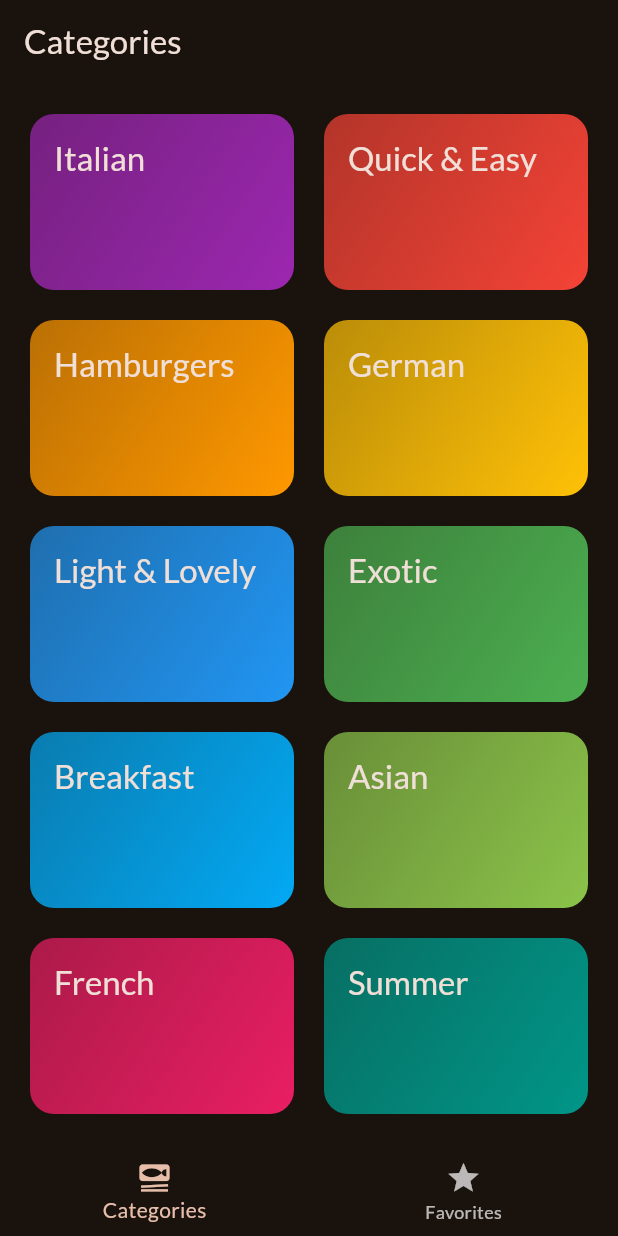
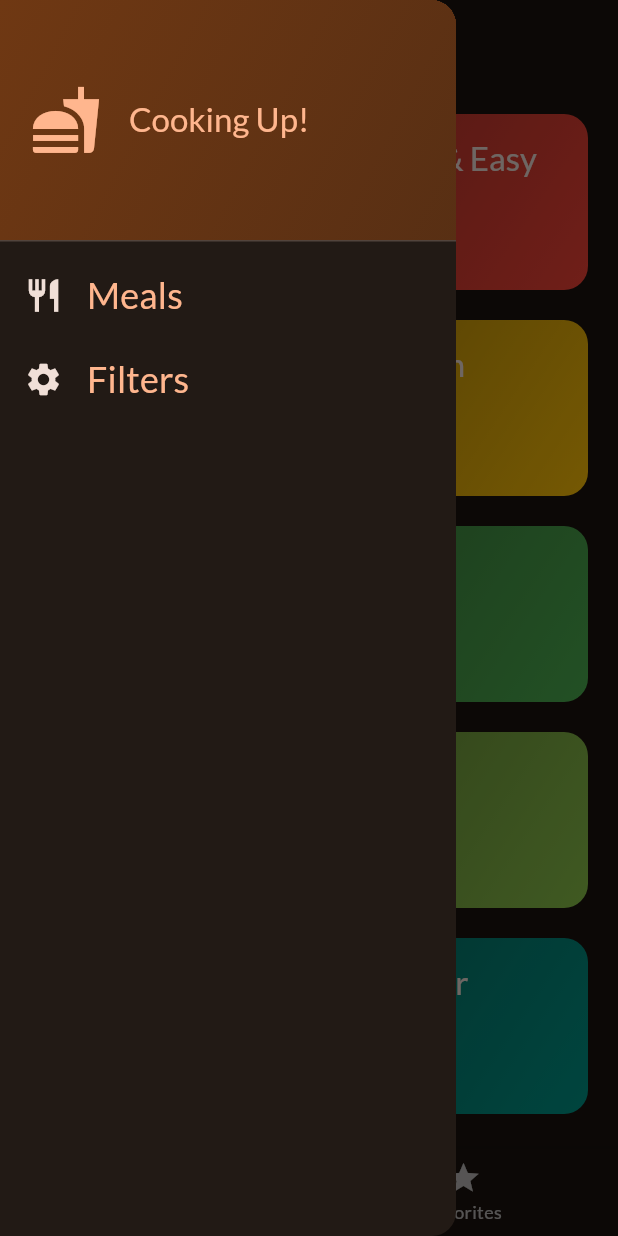
Before and after one commit to efe-atas/LimakTechnology, a Flutter app: the screen it shows after launch, with the side drawer open (before the commit the screen has no drawer), on a phone screen of 412 x 824 dp. Run offline on Flutter 3.47's test engine with Material 3 defaults, Android fonts, the phone set to English and light mode, and no system bars; our stand-ins replace flutter_riverpod, google_fonts, transparent_image.

Commit message:
Meals project is finished

```diff
--- a/meals/lib/main.dart
+++ b/meals/lib/main.dart
@@ -1,10 +1,11 @@
 import 'package:flutter/material.dart';
-
 import 'package:google_fonts/google_fonts.dart';
 import 'package:meals/data/dummy_data.dart';
 import 'package:meals/screens/categories.dart';
 import 'package:meals/screens/meals.dart';
 import 'package:meals/screens/tabs.dart';
+import 'package:meals/providers/meals_provider.dart';
+import 'package:flutter_riverpod/flutter_riverpod.dart';
 
 final theme = ThemeData(
   useMaterial3: true,
@@ -16,7 +17,7 @@ final theme = ThemeData(
 );
 
 void main() {
-  runApp(const App());
+  runApp(const ProviderScope(child: App(),));
 }
 
 class App extends StatelessWidget {
--- /dev/null
+++ b/meals/lib/providers/filters_provider.dart
@@ -0,0 +1,56 @@
+import 'package:flutter_riverpod/flutter_riverpod.dart';
+import 'package:meals/providers/meals_provider.dart';
+
+
+enum Filter {
+  glutenFree,
+  lactoseFree,
+  vegetarian,
+  vegan,
+}
+
+class FiltersNotifier extends StateNotifier<Map<Filter, bool>> {
+  FiltersNotifier()
+      : super({
+          Filter.glutenFree: false,
+          Filter.lactoseFree: false,
+          Filter.vegetarian: false,
+          Filter.vegan: false,
+        });
+
+  void setFilter(Filter filter, bool isActive) {
+    state = {
+      ...state,
+      filter: isActive,
+    };
+  }
+
+  void setFilters(Map<Filter, bool> chosenFilters) {
+    state = chosenFilters;
+  }
+}
+
+final filtersProvider =
+    StateNotifierProvider<FiltersNotifier, Map<Filter, bool>>(
+        (ref) => FiltersNotifier());
+
+
+  final filteredMealsProvider = Provider((ref){
+    final meals = ref.watch(mealsProvider);
+    final activeFilters = ref.watch(filtersProvider);
+    return meals.where((meal) {
+      if (activeFilters[Filter.glutenFree]! && !meal.isGlutenFree) {
+        return false;
+      }
+      if (activeFilters[Filter.lactoseFree]! && !meal.isLactoseFree) {
+        return false;
+      }
+      if (activeFilters[Filter.vegetarian]! && !meal.isVegetarian) {
+        return false;
+      }
+      if (activeFilters[Filter.vegan]! && !meal.isVegan) {
+        return false;
+      }
+      return true;
+    }).toList();
+  });
--- a/meals/lib/screens/categories.dart
+++ b/meals/lib/screens/categories.dart
@@ -5,24 +5,56 @@ import 'package:meals/models/meal.dart';
 import 'package:meals/screens/meals.dart';
 import 'package:meals/widgets/category_grid_item.dart';
 
-class CategoriesScreen extends StatelessWidget {
-  const CategoriesScreen({super.key, required this.onToggleFavorite});
+class CategoriesScreen extends StatefulWidget {
+  const CategoriesScreen({super.key, required this.availableMeals});
 
-  final void Function(Meal meal) onToggleFavorite;
+  final List<Meal> availableMeals;
+
+  @override
+  State<CategoriesScreen> createState() => _CategoriesScreenState();
+}
+
+class _CategoriesScreenState extends State<CategoriesScreen>
+    with SingleTickerProviderStateMixin {
+  late AnimationController _animationController;
+
+  @override
+  void initState() {
+    super.initState();
+    _animationController = AnimationController(
+      vsync: this,
+      duration: const Duration(milliseconds: 400),
+      lowerBound: 0,
+      upperBound: 1,
+    );
+
+    _animationController.forward();
+  }
+
+  @override
+  void dispose() {
+    _animationController.dispose();
+    super.dispose();
+  }
 
   void _selectCategory(BuildContext context, Category category) {
-    final filteredMeals = dummyMeals
+    final filteredMeals = widget.availableMeals
         .where((meal) => meal.categories.contains(category.id))
         .toList();
 
     Navigator.of(context).push(MaterialPageRoute(builder: (ctx) {
-      return MealsScreen(title: category.title, meals: filteredMeals,onToggleFavorite: onToggleFavorite,);
+      return MealsScreen(
+        title: category.title,
+        meals: filteredMeals,
+      );
     }));
   }
 
   @override
   Widget build(BuildContext context) {
-    return GridView(
+    return AnimatedBuilder(
+      animation: _animationController,
+      child: GridView(
         padding: const EdgeInsets.all(20),
         gridDelegate: const SliverGridDelegateWithFixedCrossAxisCount(
             crossAxisCount: 2,
@@ -33,9 +65,17 @@ class CategoriesScreen extends StatelessWidget {
           for (final category in availableCategories)
             CategoryGridItem(
               category: category,
-              onSelectCategory: () => _selectCategory(context,category),
+              onSelectCategory: () => _selectCategory(context, category),
             )
         ],
-      );
+      ),
+      builder: (context, child) => SlideTransition(
+          position: Tween(
+            begin: const Offset(0, 0.3),
+            end: const Offset(0, 0),
+          ).animate(CurvedAnimation(
+              parent: _animationController, curve: Curves.easeInOut)),
+          child: child),
+    );
   }
 }
--- a/meals/lib/screens/meals.dart
+++ b/meals/lib/screens/meals.dart
@@ -4,16 +4,15 @@ import 'package:meals/screens/meal_details.dart';
 import 'package:meals/widgets/meal_item.dart';
 
 class MealsScreen extends StatelessWidget {
-  const MealsScreen({super.key, this.title, required this.meals, required this.onToggleFavorite});
+  const MealsScreen({super.key, this.title, required this.meals});
 
   final String? title;
   final List<Meal> meals;
 
-  final void Function(Meal meal) onToggleFavorite;
 
   void selectMeal(BuildContext context,Meal meal){
     Navigator.of(context).push(MaterialPageRoute(builder: (ctx) {
-      return MealDetailsScreen(meal: meal,onToggleFavorite: onToggleFavorite);
+      return MealDetailsScreen(meal: meal);
     }));
   }
 
--- a/meals/lib/screens/tabs.dart
+++ b/meals/lib/screens/tabs.dart
@@ -2,25 +2,34 @@ import 'package:flutter/material.dart';
 import 'package:meals/models/meal.dart';
 import 'package:meals/screens/categories.dart';
 import 'package:meals/screens/meals.dart';
+import 'package:meals/widgets/main_drawer.dart';
+import 'package:meals/screens/filters.dart';
+import 'package:flutter_riverpod/flutter_riverpod.dart';
+import 'package:meals/providers/favorites_provider.dart';
+import 'package:meals/providers/filters_provider.dart';
 
-class TabsScreen extends StatefulWidget {
+const kInitialFilters = {
+  Filter.glutenFree: false,
+  Filter.lactoseFree: false,
+  Filter.vegetarian: false,
+  Filter.vegan: false,
+};
+
+class TabsScreen extends ConsumerStatefulWidget {
   const TabsScreen({super.key});
 
   @override
-  State<TabsScreen> createState() {
+  ConsumerState<TabsScreen> createState() {
     return _TabsScreenState();
   }
 }
 
-class _TabsScreenState extends State<TabsScreen> {
+class _TabsScreenState extends ConsumerState<TabsScreen> {
   int _selectedPageIndex = 0;
   final List<Meal> _favoriteMeals = [];
 
-  void _showInfoMessage(String message) {
-    ScaffoldMessenger.of(context).clearSnackBars();
-    ScaffoldMessenger.of(context).showSnackBar(
-        SnackBar(content: Text(message), duration: const Duration(seconds: 2)));
-  }
+
+
 
   void _toggleMealFavoriteStatus(Meal meal) {
     final isExisting = _favoriteMeals.contains(meal);
@@ -29,11 +38,11 @@ class _TabsScreenState extends State<TabsScreen> {
       setState(() {
         _favoriteMeals.remove(meal);
       });
-      _showInfoMessage('Removed from favorites');
+
     } else {
       setState(() {
         _favoriteMeals.add(meal);
-        _showInfoMessage('Added to favorites');
+
       });
     }
   }
@@ -44,16 +53,30 @@ class _TabsScreenState extends State<TabsScreen> {
     });
   }
 
+  void _setScreen(String identifier) async {
+    Navigator.of(context).pop();
+    if (identifier == 'filters') {
+      await Navigator.of(context)
+          .push<Map<Filter, bool>>(MaterialPageRoute(builder: (ctx) {
+        return const FiltersScreen();
+      }));
+
+
+    }
+  }
+
   @override
   Widget build(BuildContext context) {
-    Widget activePage =
-        CategoriesScreen(onToggleFavorite: _toggleMealFavoriteStatus);
+    final availableMeals = ref.watch(filteredMealsProvider);
+
+    Widget activePage = CategoriesScreen(
+        availableMeals: availableMeals);
     var activePageTitle = 'Categories';
 
     if (_selectedPageIndex == 1) {
+      final favoriteMeals = ref.watch(favoriteMealsProvider);
       activePage = MealsScreen(
-        meals: _favoriteMeals,
-        onToggleFavorite: _toggleMealFavoriteStatus,
+        meals: favoriteMeals,
       );
       activePageTitle = 'Your Favorites';
     }
@@ -61,6 +84,9 @@ class _TabsScreenState extends State<TabsScreen> {
     return Scaffold(
       appBar: AppBar(
         title: Text(activePageTitle),
+      ),
+      drawer: MainDrawer(
+        onSelectScreen: _setScreen,
       ),
       body: activePage,
       bottomNavigationBar: BottomNavigationBar(
--- /dev/null
+++ b/meals/lib/widgets/main_drawer.dart
@@ -0,0 +1,70 @@
+import 'package:flutter/material.dart';
+
+class MainDrawer extends StatelessWidget {
+  const MainDrawer({super.key, required this.onSelectScreen});
+
+  final void Function(String identifier) onSelectScreen;
+
+  @override
+  Widget build(BuildContext context) {
+    return Drawer(
+      child: Column(
+        children: [
+          DrawerHeader(
+              padding: const EdgeInsets.all(20),
+              decoration: BoxDecoration(
+                gradient: LinearGradient(
+                  colors: [
+                    Theme.of(context).colorScheme.primaryContainer,
+                    Theme.of(context)
+                        .colorScheme
+                        .primaryContainer
+                        .withOpacity(0.7)
+                  ],
+                  begin: Alignment.topLeft,
+                  end: Alignment.bottomRight,
+                ),
+              ),
+              child: Row(
+                children: [
+                  Icon(
+                    Icons.fastfood,
+                    size: 48,
+                    color: Theme.of(context).colorScheme.primary,
+                  ),
+                  const SizedBox(
+                    width: 18,
+                  ),
+                  Text('Cooking Up!',
+                      style: Theme.of(context).textTheme.titleLarge!.copyWith(
+                            color: Theme.of(context).colorScheme.primary,
+                          )),
+                ],
+              )),
+          ListTile(
+            leading: Icon(Icons.restaurant,size: 26,color: Theme.of(context).colorScheme.onSurface,),
+            title: Text('Meals',
+                style: Theme.of(context)
+                    .textTheme
+                    .titleSmall!
+                    .copyWith(color: Theme.of(context).colorScheme.primary,fontSize: 24)),
+            onTap: () {
+              onSelectScreen('meals');
+            },
+          ),
+          ListTile(
+            leading: Icon(Icons.settings,size: 26,color: Theme.of(context).colorScheme.onSurface,),
+            title: Text('Filters',
+                style: Theme.of(context)
+                    .textTheme
+                    .titleSmall!
+                    .copyWith(color: Theme.of(context).colorScheme.primary,fontSize: 24)),
+            onTap: () {
+              onSelectScreen('filters');
+            },
+          ),
+        ],
+      ),
+    );
+  }
+}
--- a/meals/pubspec.yaml
+++ b/meals/pubspec.yaml
@@ -37,6 +37,7 @@ dependencies:
   cupertino_icons: ^1.0.6
   google_fonts: ^6.2.1
   transparent_image: ^2.0.1
+  flutter_riverpod: ^2.5.1
 
 dev_dependencies:
   flutter_test:
```
Also changed, not shown: meals/lib/providers/favorites_provider.dart (added, +31 -0 lines), meals/lib/providers/meals_provider.dart (added, +9 -0 lines), meals/lib/screens/filters.dart (added, +102 -0 lines), meals/lib/screens/meal_details.dart (+40 -12 lines), meals/lib/widgets/meal_item.dart (+9 -6 lines), meals/pubspec.lock.
